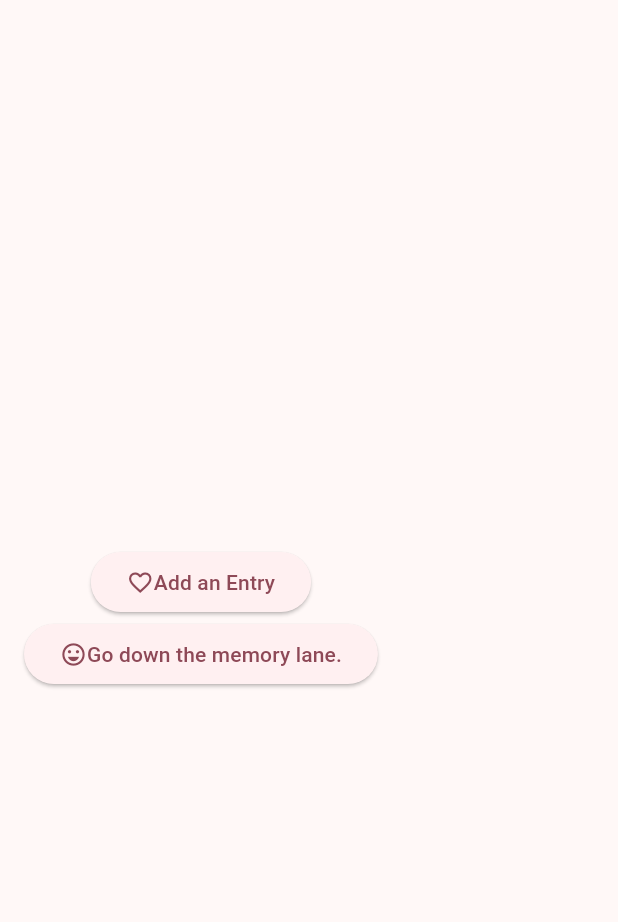
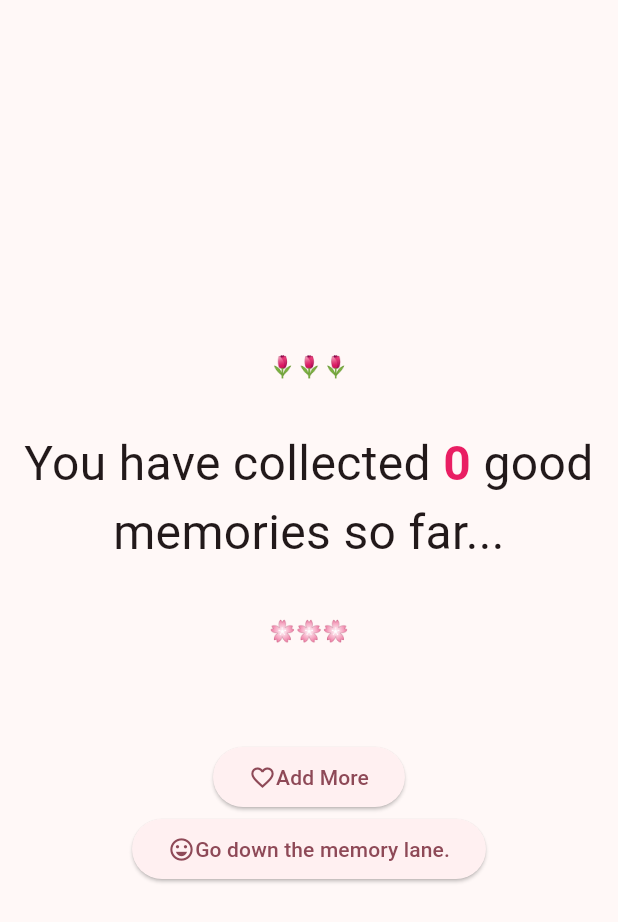
Before and after one commit to miracleanupam/ADiary, a Flutter app: the Dashboard widget shown alone on an empty page, opened directly, on a phone screen of 412 x 824 dp. Shown: the top 922 px of the screen. Run offline on Flutter 3.47's test engine with Material 3 defaults, Android fonts, the phone set to English and light mode, and no system bars; our stand-ins replace file_picker, flutter_secure_storage, local_auth, permission_handler, sqflite_sqlcipher; accounts and stored records are empty.

Commit message:
journal count

```diff
--- a/lib/models/entry.dart
+++ b/lib/models/entry.dart
@@ -110,6 +110,14 @@ class EntryProvider {
     return null;
   }
 
+  Future<int> getCount() async {
+    await _open();
+    int? count = Sqflite
+    .firstIntValue(await db.rawQuery('SELECT COUNT(*) FROM $tableEntry'));
+    db.close();
+    return count ?? 0;
+  }
+
   Future<String> export() async {
     String dbPath = await getDatabasesPath();
     String path = join(dbPath, 'happy_journal.db');
--- a/lib/screens/dashboard.dart
+++ b/lib/screens/dashboard.dart
@@ -1,3 +1,4 @@
+import 'package:adiary/models/entry.dart';
 import 'package:adiary/screens/add_entry.dart';
 import 'package:adiary/screens/display_entry.dart';
 import 'package:flutter/material.dart';
@@ -10,6 +11,52 @@ class Dashboard extends StatefulWidget {
 }
 
 class _DashboardState extends State<Dashboard> {
+  int _entryCount = 0;
+
+  @override
+  void initState() {
+    super.initState();
+    _countEntries();
+  }
+
+  void _countEntries() async {
+    int count = await EntryProvider().getCount();
+    setState(() {
+      _entryCount = count;
+    });
+  }
+
+  Widget showCount() {
+    return Column(
+      children: [
+        Text('🌷🌷🌷'),
+        SizedBox(
+          height: 32,
+        ),
+        Text.rich(
+          TextSpan(
+            text: 'You have collected',
+            children: [
+              TextSpan(
+                  text: ' $_entryCount',
+                  style: TextStyle(
+                      color: Colors.pink, fontWeight: FontWeight.bold)),
+              TextSpan(text: ' good memories so far...'),
+            ],
+            style: TextStyle(
+              fontSize: 32,
+            ),
+          ),
+          textAlign: TextAlign.center,
+        ),
+        SizedBox(
+          height: 32,
+        ),
+        Text('🌸🌸🌸'),
+      ],
+    );
+  }
+
   Widget addEntryButton() {
     return ElevatedButton(
       onPressed: () {
@@ -21,7 +68,7 @@ class _DashboardState extends State<Dashboard> {
         mainAxisSize: MainAxisSize.min,
         children: <Widget>[
           Icon(Icons.favorite_border),
-          Text('Add an Entry'),
+          Text('Add More'),
         ],
       ),
     );
@@ -52,6 +99,10 @@ class _DashboardState extends State<Dashboard> {
         crossAxisAlignment: CrossAxisAlignment.center,
         mainAxisAlignment: MainAxisAlignment.center,
         children: [
+          showCount(),
+          SizedBox(
+            height: 64,
+          ),
           addEntryButton(),
           memoryButton(),
         ],
```
Also changed, not shown: lib/services/password.dart (+0 -11 lines).
